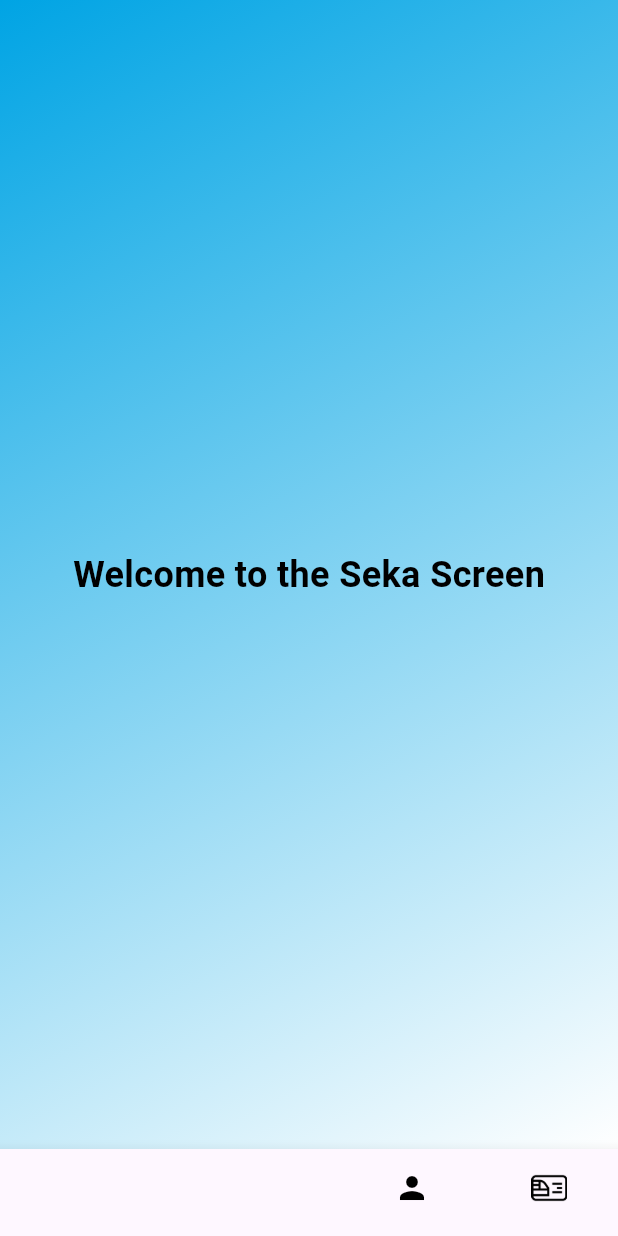
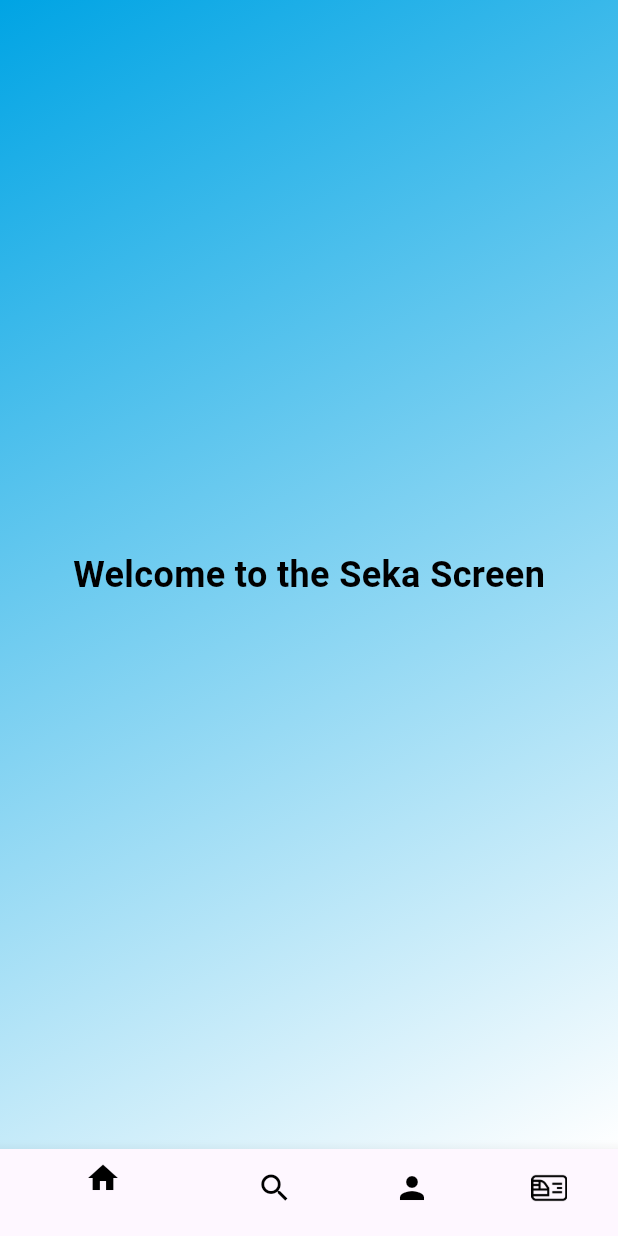
Before and after one commit to Amira-Tharwat/MetroApp-Flutter-, a Flutter app: the SekaScreen screen opened directly, on a phone screen of 412 x 824 dp. Run offline on Flutter 3.47's test engine with Material 3 defaults, Android fonts, the phone set to English and light mode, and no system bars.

Commit message:
color of buttom bar changed

```diff
--- a/lib/SplashScreen.dart
+++ b/lib/SplashScreen.dart
@@ -152,11 +152,11 @@ class _SekaScreenState extends State<SekaScreen> {
         },
         items: [
           BottomNavigationBarItem(
-            icon: Icon(Icons.home),
+            icon: Icon(Icons.home,color: Colors.black),
             label: 'Home',
           ),
           BottomNavigationBarItem(
-            icon: Icon(Icons.search),
+            icon: Icon(Icons.search,color: Colors.black),
             label: 'Search',
           ),
           BottomNavigationBarItem(
```
